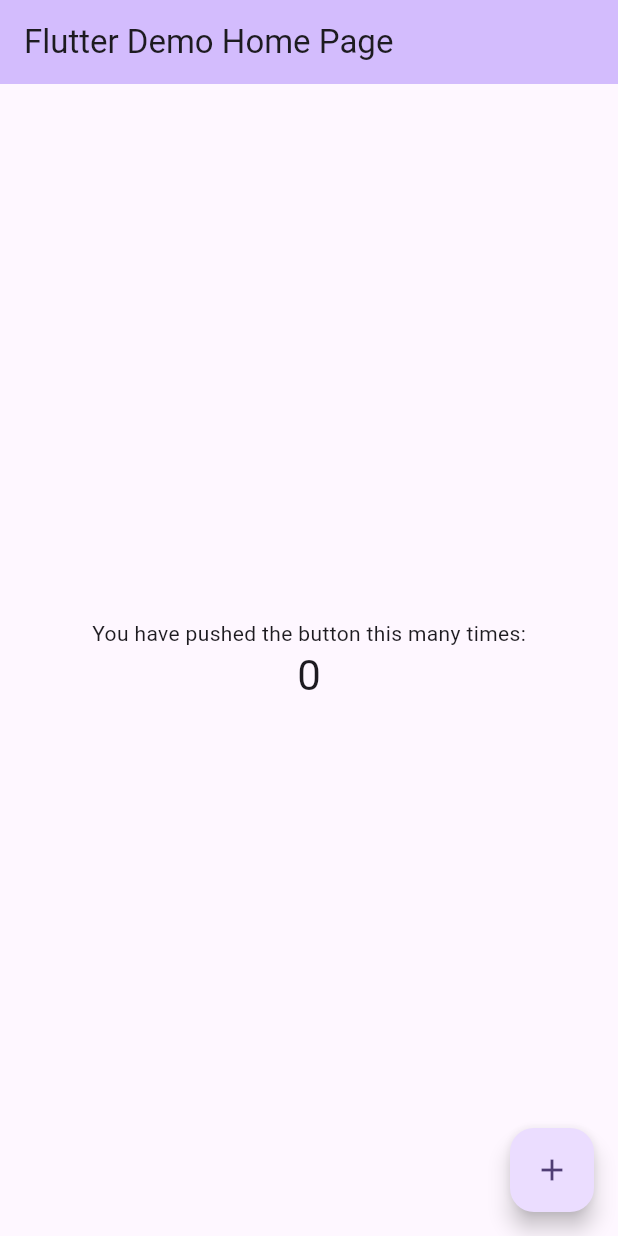
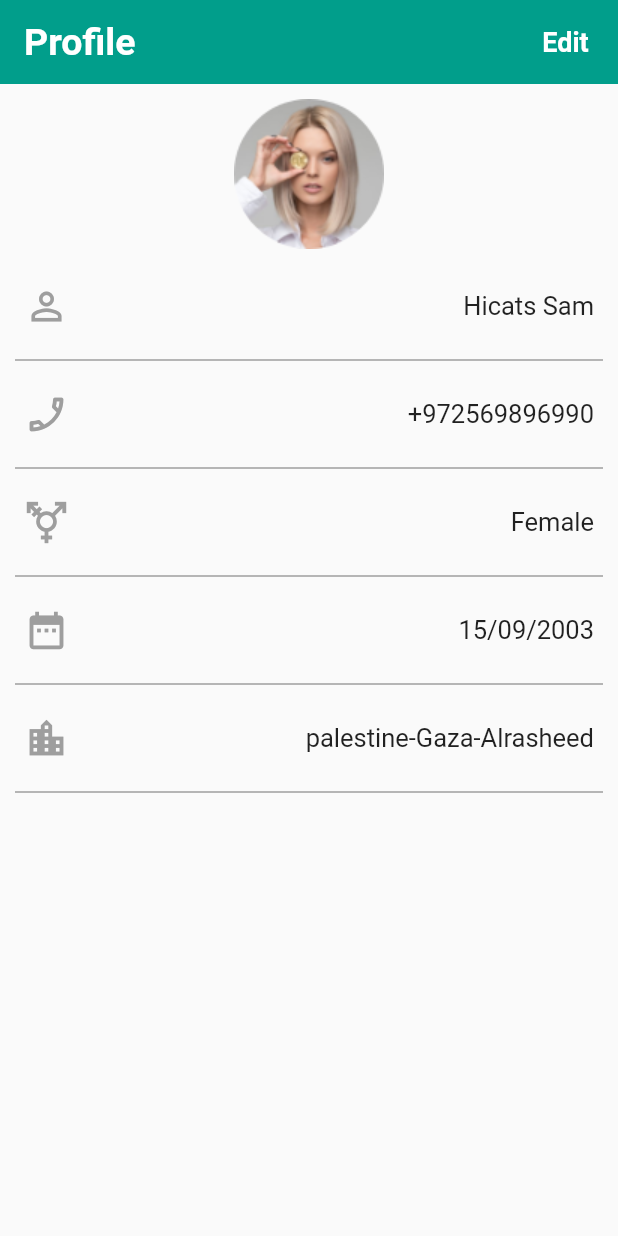
Before and after one commit to WasemAljundy/Service-Mate-App, a Flutter app: the screen it shows after launch, on a phone screen of 412 x 824 dp. Run offline on Flutter 3.47's test engine with Material 2 defaults, Android fonts, the light colour scheme and no system bars; our stand-ins replace google_fonts; Roboto replaces fonts that are missing (Acme).

Commit message:
Profile Screen And Edit Screen Louay Miqdad

```diff
--- a/lib/main.dart
+++ b/lib/main.dart
@@ -1,4 +1,7 @@
 import 'package:flutter/material.dart';
+import 'package:gp_106_flutter_project/screens/edit_profile.dart';
+import 'package:gp_106_flutter_project/screens/profile.dart';
+
 
 void main() {
   runApp(const MyApp());
@@ -10,116 +13,16 @@ class MyApp extends StatelessWidget {
   // This widget is the root of your application.
   @override
   Widget build(BuildContext context) {
-    return MaterialApp(
-      title: 'Flutter Demo',
-      theme: ThemeData(
-        // This is the theme of your application.
-        //
-        // TRY THIS: Try running your application with "flutter run". You'll see
-        // the application has a blue toolbar. Then, without quitting the app,
-        // try changing the seedColor in the colorScheme below to Colors.green
-        // and then invoke "hot reload" (save your changes or press the "hot
-        // reload" button in a Flutter-supported IDE, or press "r" if you used
-        // the command line to start the app).
-        //
-        // Notice that the counter didn't reset back to zero; the application
-        // state is not lost during the reload. To reset the state, use hot
-        // restart instead.
-        //
-        // This works for code too, not just values: Most code changes can be
-        // tested with just a hot reload.
-        colorScheme: ColorScheme.fromSeed(seedColor: Colors.deepPurple),
-        useMaterial3: true,
-      ),
-      home: const MyHomePage(title: 'Flutter Demo Home Page'),
+    return  MaterialApp(
+      debugShowCheckedModeBanner: false,
+      initialRoute: '/profile_screen',
+      routes: {
+        '/profile_screen' : (context) => const ProfileScreen(),
+        '/editProfile_screen' : (context) => const EditProfileScreen(),
+
+
+      },
+
     );
   }
 }
-
-class MyHomePage extends StatefulWidget {
-  const MyHomePage({super.key, required this.title});
-
-  // This widget is the home page of your application. It is stateful, meaning
-  // that it has a State object (defined below) that contains fields that affect
-  // how it looks.
-
-  // This class is the configuration for the state. It holds the values (in this
-  // case the title) provided by the parent (in this case the App widget) and
-  // used by the build method of the State. Fields in a Widget subclass are
-  // always marked "final".
-
-  final String title;
-
-  @override
-  State<MyHomePage> createState() => _MyHomePageState();
-}
-
-class _MyHomePageState extends State<MyHomePage> {
-  int _counter = 0;
-
-  void _incrementCounter() {
-    setState(() {
-      // This call to setState tells the Flutter framework that something has
-      // changed in this State, which causes it to rerun the build method below
-      // so that the display can reflect the updated values. If we changed
-      // _counter without calling setState(), then the build method would not be
-      // called again, and so nothing would appear to happen.
-      _counter++;
-    });
-  }
-
-  @override
-  Widget build(BuildContext context) {
-    // This method is rerun every time setState is called, for instance as done
-    // by the _incrementCounter method above.
-    //
-    // The Flutter framework has been optimized to make rerunning build methods
-    // fast, so that you can just rebuild anything that needs updating rather
-    // than having to individually change instances of widgets.
-    return Scaffold(
-      appBar: AppBar(
-        // TRY THIS: Try changing the color here to a specific color (to
-        // Colors.amber, perhaps?) and trigger a hot reload to see the AppBar
-        // change color while the other colors stay the same.
-        backgroundColor: Theme.of(context).colorScheme.inversePrimary,
-        // Here we take the value from the MyHomePage object that was created by
-        // the App.build method, and use it to set our appbar title.
-        title: Text(widget.title),
-      ),
-      body: Center(
-        // Center is a layout widget. It takes a single child and positions it
-        // in the middle of the parent.
-        child: Column(
-          // Column is also a layout widget. It takes a list of children and
-          // arranges them vertically. By default, it sizes itself to fit its
-          // children horizontally, and tries to be as tall as its parent.
-          //
-          // Column has various properties to control how it sizes itself and
-          // how it positions its children. Here we use mainAxisAlignment to
-          // center the children vertically; the main axis here is the vertical
-          // axis because Columns are vertical (the cross axis would be
-          // horizontal).
-          //
-          // TRY THIS: Invoke "debug painting" (choose the "Toggle Debug Paint"
-          // action in the IDE, or press "p" in the console), to see the
-          // wireframe for each widget.
-          mainAxisAlignment: MainAxisAlignment.center,
-          children: <Widget>[
-            const Text(
-              'You have pushed the button this many times:',
-            ),
-            Text(
-              '$_counter',
-              style: Theme.of(context).textTheme.headlineMedium,
-            ),
-          ],
-        ),
-      ),
-      floatingActionButton: FloatingActionButton(
-        onPressed: _incrementCounter,
-        tooltip: 'Increment',
-        child: const Icon(Icons.add),
-      ), // This trailing comma makes auto-formatting nicer for build methods.
-    );
-  }
-}
--- /dev/null
+++ b/lib/screens/edit_profile.dart
@@ -0,0 +1,23 @@
+import 'package:flutter/material.dart';
+class EditProfileScreen extends StatefulWidget {
+  const EditProfileScreen({super.key});
+
+  @override
+  State<EditProfileScreen> createState() => _EditProfileScreenState();
+}
+
+class _EditProfileScreenState extends State<EditProfileScreen> {
+  @override
+  Widget build(BuildContext context) {
+    return  Scaffold(
+      appBar: AppBar(
+
+        leading: IconButton(onPressed: (){
+          Navigator.pop(context);
+        },
+       icon: const Icon(Icons.arrow_back_ios,size: 30,),
+        ),
+      ),
+    );
+  }
+}
--- /dev/null
+++ b/lib/screens/profile.dart
@@ -0,0 +1,139 @@
+
+import 'package:flutter/material.dart';
+import 'package:google_fonts/google_fonts.dart';
+class ProfileScreen extends StatefulWidget {
+  const ProfileScreen({super.key});
+
+  @override
+  State<ProfileScreen> createState() => _ProfileScreenState();
+}
+
+class _ProfileScreenState extends State<ProfileScreen> {
+  @override
+  Widget build(BuildContext context) {
+    return  Scaffold(
+      appBar: AppBar(
+        backgroundColor: const Color(0Xff019E8B),
+        title: Text(
+            'Profile',
+        style: GoogleFonts.acme(
+          fontWeight: FontWeight.bold,
+          fontSize: 25,
+        ),),
+        actions: [
+          SizedBox(
+            width: 70,
+            height: 20,
+            child: ElevatedButton(onPressed: (){
+              Navigator.pushNamed(context, '/editProfile_screen');
+            },
+              style: ElevatedButton.styleFrom(
+                backgroundColor: const Color(0Xff019E8B),
+                elevation: 0
+              ), child: Text(
+              'Edit',
+              style: GoogleFonts.aBeeZee(
+                color: Colors.white,
+                fontWeight: FontWeight.bold,
+                fontSize: 18
+              ),
+
+            ),
+            ),
+          )
+        ],
+        elevation: 0,
+      ),
+
+
+
+      body: Column(
+        crossAxisAlignment: CrossAxisAlignment.center,
+
+        children: [
+          SizedBox(
+            width: 120,
+            height: 120,
+            child: ClipOval(
+              child: Image.asset('assets/images/photo.png' ),
+            ),
+          ),
+
+          ListTile(
+
+            leading: const Icon(
+                Icons.person_outline,color: Colors.grey,size: 30
+            ),
+            trailing: Text(
+              'Hicats Sam',
+              style: GoogleFonts.aBeeZee(
+                fontSize: 17,
+              ),
+            ),
+          ),
+          const Padding(
+            padding: EdgeInsets.symmetric(horizontal: 10,),
+            child: Divider(thickness: 1,color: Colors.grey),
+          ),
+          ListTile(
+
+            leading: const Icon(Icons.phone_enabled_outlined,color: Colors.grey,size: 30,),
+            trailing: Text(
+              '+972569896990',
+              style: GoogleFonts.aBeeZee(
+                fontSize: 17,
+              ),
+            ),
+          ),
+          const Padding(
+            padding: EdgeInsets.symmetric(horizontal: 10,),
+            child: Divider(thickness: 1,color: Colors.grey),
+          ),
+          ListTile(
+
+            leading: const Icon(Icons.transgender,color: Colors.grey,size: 30,),
+            trailing: Text(
+              'Female',
+              style: GoogleFonts.aBeeZee(
+                fontSize: 17,
+              ),
+            ),
+          ),
+          const Padding(
+            padding: EdgeInsets.symmetric(horizontal: 10,),
+            child: Divider(thickness: 1,color: Colors.grey),
+          ),
+          ListTile(
+
+            leading: const Icon(Icons.date_range,color: Colors.grey,size: 30,),
+            trailing: Text(
+              '15/09/2003',
+              style: GoogleFonts.aBeeZee(
+                fontSize: 17,
+              ),
+            ),
+          ),
+          const Padding(
+            padding: EdgeInsets.symmetric(horizontal: 10,),
+            child: Divider(thickness: 1,color: Colors.grey),
+          ),
+
+          ListTile(
+
+            leading: const Icon(Icons.location_city_outlined,color: Colors.grey,size: 30,),
+            trailing: Text(
+              'palestine-Gaza-Alrasheed',
+              style: GoogleFonts.aBeeZee(
+                fontSize: 17,
+              ),
+            ),
+          ),
+          const Padding(
+            padding: EdgeInsets.symmetric(horizontal: 10,),
+            child: Divider(thickness: 1,color: Colors.grey),
+          ),
+    ],
+      ),
+    );
+  }
+}
```
Also changed, not shown: pubspec.yaml (+6 -1 lines), assets/images/photo.png (added), pubspec.lock.
